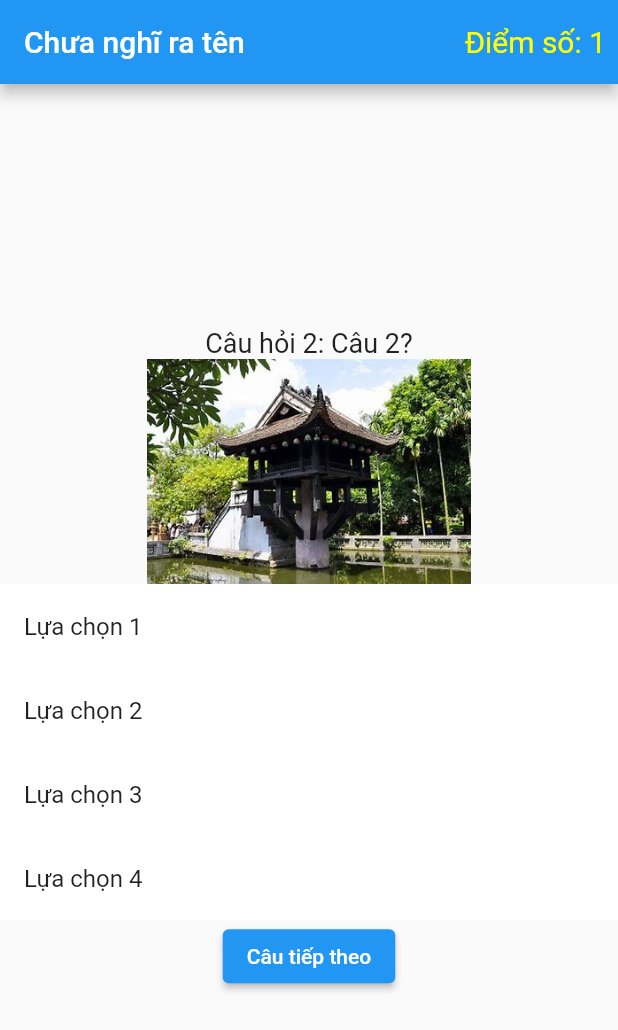
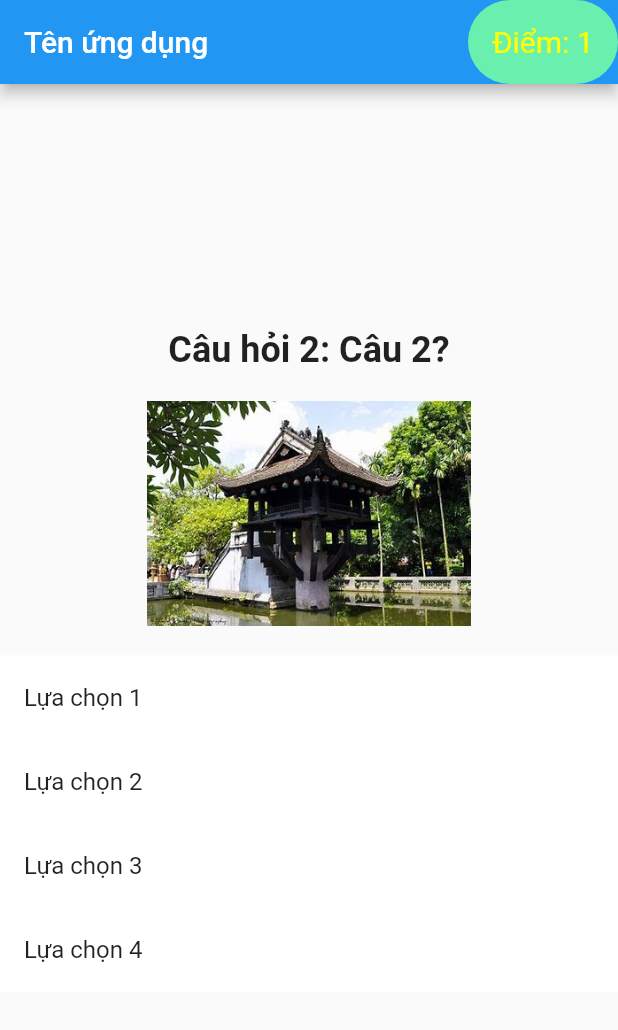
Before and after one commit to Huakhanhdoan/App_Flutter, a Flutter app: the screen it shows after launch, after a tap on "Lựa chọn 1", after a tap on "Câu tiếp theo", on a phone screen of 412 x 824 dp. Shown: the top 1030 px of the screen. Run offline on Flutter 3.47's test engine with Material 2 defaults, Android fonts, the phone set to English and light mode, and no system bars.

Commit message:
fix bug chuyen cau

```diff
--- a/lib/main.dart
+++ b/lib/main.dart
@@ -1,5 +1,5 @@
 import 'package:flutter/material.dart';
-import 'quiz.dart';
+import 'screens/quiz.dart';
 
 void main() {
   runApp(MyApp());
--- /dev/null
+++ b/lib/model/quiz_model.dart
@@ -0,0 +1,77 @@
+import 'package:flutter/material.dart';
+import 'package:second_app/model/question.dart';
+
+
+class QuizModel {
+  int diemSo = 0;
+  int cauHienTai = 0;
+  bool isChoose = false;
+  Color c1 = Colors.white;
+  Color c2 = Colors.white;
+  Color c3 = Colors.white;
+  Color c4 = Colors.white;
+  Color color_diem = Colors.yellowAccent;
+  double font_size = 20;
+
+
+  void chuyenCauHoi() {
+
+      color_diem = Colors.yellowAccent;
+      font_size = 20;
+      isChoose = false;
+      cauHienTai++;
+      resetColors();
+
+  }
+
+  void xuLyTraLoi(int luaChon,Question question) {
+    if (!isChoose) {
+
+      isChoose = true;
+      int dapAn = question.dapAnDung;
+
+      if (luaChon == dapAn) {
+        color_diem = Colors.amber;
+        font_size = 24;
+        diemSo++;
+      } else {
+        switch (luaChon) {
+          case 1:
+            c1 = Colors.red;
+            break;
+          case 2:
+            c2 = Colors.red;
+            break;
+          case 3:
+            c3 = Colors.red;
+            break;
+          case 4:
+            c4 = Colors.red;
+            break;
+        }
+
+      }
+      switch (dapAn) {
+        case 1:
+          c1 = Colors.green;
+          break;
+        case 2:
+          c2 = Colors.green;
+          break;
+        case 3:
+          c3 = Colors.green;
+          break;
+        case 4:
+          c4 = Colors.green;
+          break;
+      }
+    }
+  }
+
+  void resetColors() {
+    c1 = Colors.white;
+    c2 = Colors.white;
+    c3 = Colors.white;
+    c4 = Colors.white;
+  }
+}
--- a/lib/model/user.dart
+++ /dev/null
@@ -1,7 +0,0 @@
-class User {
-  int id;
-  String name;
-User(this.id, this.name);
-
-
-}
--- a/lib/quiz.dart
+++ /dev/null
@@ -1,174 +0,0 @@
-import 'package:flutter/material.dart';
-import 'package:second_app/question.dart';
-
-class HoiDapPage extends StatefulWidget {
-  @override
-  _HoiDapPageState createState() => _HoiDapPageState();
-}
-
-class _HoiDapPageState extends State<HoiDapPage> {
-  int diemSo = 0;
-
-  int cauHienTai = 0;
-  bool isChoose= false;
-  Color c1 = Colors.white;
-  Color c2 = Colors.white;
-  Color c3 = Colors.white;
-  Color c4 = Colors.white;
-
-  Color diem = Colors.yellowAccent;
-  double font_size = 20;
-  List<Question> danhSachCauHoi = [];
-
-  @override
-  void initState() {
-    super.initState();
-    docCauHoi();
-
-  }
-
-  void docCauHoi() async {
-    danhSachCauHoi = await Question.docTuJson('assets/JSON/list_question.json');
-    setState(() {
-    });
-  }
-void chuyenCauHoi() {
-  diem = Colors.yellowAccent;
-  font_size = 20;
-    isChoose = false;
-    cauHienTai++;
-    setState(() {
-      c1 = Colors.white;
-      c2 = Colors.white;
-      c3 = Colors.white;
-      c4 = Colors.white;
-
-    });
-
-}
-  void xuLyTraLoi( int cauhientai, int luaChon) {
-    if(!isChoose) {
-      diem = Colors.amber;
-      font_size = 24;
-      isChoose = true;
-      int dapAn = danhSachCauHoi[cauhientai].dapAnDung;
-      setState(() {
-        if (luaChon == dapAn) {
-          diemSo++;
-        } else {
-          switch (luaChon) {
-            case 1:
-              c1 = Colors.red;
-              break;
-            case 2:
-              c2 = Colors.red;
-              break;
-            case 3:
-              c3 = Colors.red;
-              break;
-            case 4:
-              c4 = Colors.red;
-              break;
-          }
-        }
-        switch (dapAn) {
-          case 1:
-            c1 = Colors.green;
-            break;
-          case 2:
-            c2 = Colors.green;
-            break;
-          case 3:
-            c3 = Colors.green;
-            break;
-          case 4:
-            c4 = Colors.green;
-            break;
-        }
-      });
-    }
-  }
-
-
-
-  @override
-  Widget build(BuildContext context) {
-    if (danhSachCauHoi.isEmpty) {
-      return const Scaffold(
-        body: Center(child: CircularProgressIndicator()),
-      );
-    }
-
-    Question cauHoi = danhSachCauHoi[cauHienTai];
-
-    return Scaffold(
-      appBar: AppBar(
-        title: const Text('Chưa nghĩ ra tên'),
-        actions: <Widget>[
-          Padding(
-            padding: const EdgeInsets.all(8.0),
-            child: Center(
-              child: Text(
-                'Điểm số: $diemSo',
-                style: TextStyle(fontSize: font_size, color: diem), // Thay đổi kích thước chữ
-              ),
-            ),
-          ),
-        ],
-
-      ),
-      body: Center(
-        child: Column(
-          mainAxisAlignment: MainAxisAlignment.center,
-          children: <Widget>[
-            Text(
-              'Câu hỏi ${cauHienTai + 1}: ${cauHoi.cauHoi}',
-              style: const TextStyle(fontSize: 18),
-            ),
-            Container(
-              width: 350.0, // Chiều rộng của hình ảnh
-              height: 150.0, // Chiều cao của hình ảnh
-              child: Image.asset(cauHoi.hinhAnh),
-            ),
-
-
-
-
-            ListTile(
-                title: Text(cauHoi.luaChon[0]),
-                tileColor: c1,
-
-                onTap:
-                () => xuLyTraLoi(cauHienTai,1),
-              ),
-            ListTile(
-              title: Text(cauHoi.luaChon[1]),
-              tileColor: c2,
-
-              onTap:
-                  () => xuLyTraLoi(cauHienTai,2),
-            ),
-            ListTile(
-              title: Text(cauHoi.luaChon[2]),
-              tileColor: c3,
-
-              onTap:
-                  () => xuLyTraLoi(cauHienTai,3),
-            ),
-            ListTile(
-              title: Text(cauHoi.luaChon[3]),
-              tileColor: c4,
-
-              onTap:
-                  () => xuLyTraLoi(cauHienTai,4),
-            ),
-            ElevatedButton(
-              onPressed: chuyenCauHoi, // Hàm này sẽ chuyển sang câu hỏi tiếp theo
-              child: Text('Câu tiếp theo'),
-            ),
-          ],
-        ),
-      ),
-    );
-  }
-}
--- /dev/null
+++ b/lib/screens/quiz.dart
@@ -0,0 +1,131 @@
+import 'package:flutter/material.dart';
+import 'package:second_app/model/question.dart';
+import 'package:second_app/model/quiz_model.dart';
+
+class HoiDapPage extends StatefulWidget {
+  @override
+  _HoiDapPageState createState() => _HoiDapPageState();
+}
+
+class _HoiDapPageState extends State<HoiDapPage> {
+  final QuizModel model = QuizModel();
+  List<Question> danhSachCauHoi = [];
+
+  void docCauHoi() async {
+    danhSachCauHoi = await Question.docTuJson('./assets/JSON/list_question.json');
+    print('Số lượng câu hỏi: ${danhSachCauHoi.length}');
+    setState(() {
+
+    });
+
+  }
+  @override
+  void initState() {
+    super.initState();
+   docCauHoi();
+  }
+
+  @override
+  Widget build(BuildContext context) {
+
+
+    if (danhSachCauHoi.isEmpty) {
+      return const Scaffold(
+        body: Center(child: CircularProgressIndicator()),
+      );
+    }
+
+    Question cauHoi = danhSachCauHoi[model.cauHienTai];
+
+    return Scaffold(
+      appBar: AppBar(
+        title: const Text('Tên ứng dụng'),
+        actions: <Widget>[
+          Padding(
+            padding: const EdgeInsets.all(0),
+            child: Center(
+              child: Container(
+                width: 100,
+                height: 100,
+                decoration: BoxDecoration(
+                  color: Colors.greenAccent, // Đặt màu nền
+                  borderRadius: BorderRadius.circular(30), // Đặt góc bo tròn
+                ),
+                child: Center(
+                  child: Text(
+                    'Điểm: ${model.diemSo}',
+                    style: TextStyle(fontSize: model.font_size, color: model.color_diem),
+                  ),
+                ),
+              ),
+            ),
+          )
+
+        ],
+      ),
+      body: Center(
+        child: Column(
+          mainAxisAlignment: MainAxisAlignment.center,
+          children: <Widget>[
+            Text(
+              'Câu hỏi ${model.cauHienTai + 1}: ${cauHoi.cauHoi}',
+              style: const TextStyle(fontSize: 24, fontWeight: FontWeight.bold),
+
+            ),
+            const SizedBox(height: 20),
+            Container(
+              width: 350.0,
+              height: 150.0,
+              child: Image.asset(cauHoi.hinhAnh),
+            ),
+            const SizedBox(height: 20),
+            ListTile(
+              title: Text(cauHoi.luaChon[0]),
+              tileColor: model.c1,
+              onTap: () {
+                model.xuLyTraLoi(1,danhSachCauHoi[model.cauHienTai]);
+                setState(() {}); // Cập nhật trạng thái
+              },
+            ),
+            ListTile(
+              title: Text(cauHoi.luaChon[1]),
+              tileColor: model.c2,
+              onTap: () {
+                model.xuLyTraLoi(2,danhSachCauHoi[model.cauHienTai]);
+                setState(() {}); // Cập nhật trạng thái
+              },
+            ),
+            ListTile(
+              title: Text(cauHoi.luaChon[2]),
+              tileColor: model.c3,
+              onTap: () {
+                model.xuLyTraLoi(3,danhSachCauHoi[model.cauHienTai]);
+                setState(() {}); // Cập nhật trạng thái
+              },
+            ),
+            ListTile(
+              title: Text(cauHoi.luaChon[3]),
+              tileColor: model.c4,
+              onTap: () {
+                model.xuLyTraLoi(4,danhSachCauHoi[model.cauHienTai]);
+                setState(() {}); // Cập nhật trạng thái
+              },
+            ),
+            Visibility(
+              visible: model.isChoose, // Nút sẽ hiển thị khi daChonCauHoi là true
+              child: ElevatedButton(
+                onPressed : () {
+                  model.chuyenCauHoi();// Hàm này sẽ chuyển sang câu hỏi tiếp theo
+                  setState(() {
+
+                  });
+                },
+                child: Text('Câu tiếp theo'),
+              ),
+            )
+          ],
+        ),
+      ),
+    );
+  }
+}
```
Also changed, not shown: lib/model/question.dart (renamed from lib/question.dart).
